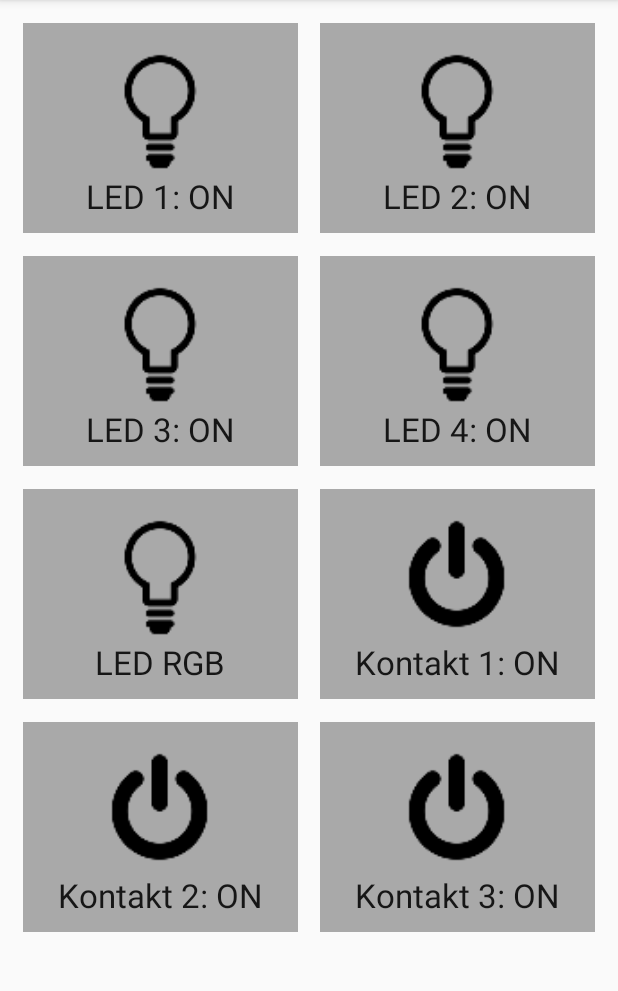
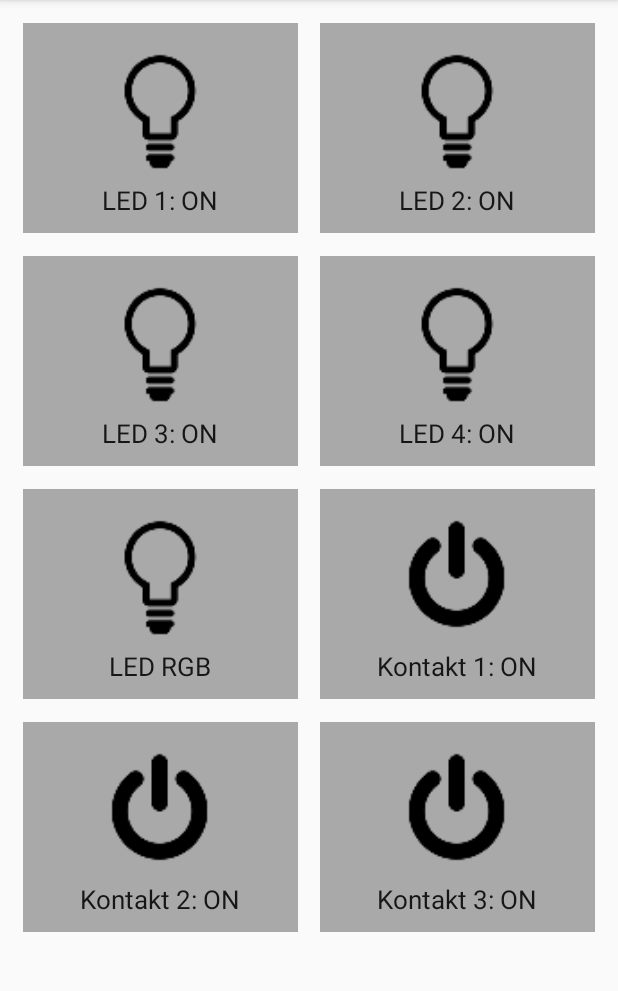
Before and after one commit to c1nek/SNOSandroid, an Android app: the fragment SwitchesFragment shown on its own in the app's theme, on a phone screen of 412 x 824 dp, the part 84-1075 px from its top. Run offline under Robolectric (Android 15) with nearby library versions, the phone set to English and light mode, and no system bars; libraries missing offline, so code that uses them is left out: com.pes.androidmaterialcolorpickerdialog; 1 statement that could not run was skipped.

Commit message:
sync przed grzebaniem z GCM

```diff
--- a/SNOSand/app/build.gradle
+++ b/SNOSand/app/build.gradle
@@ -1,4 +1,5 @@
 apply plugin: 'com.android.application'
+apply plugin: 'com.google.gms.google-services'
 
 android {
     compileSdkVersion 23
@@ -26,6 +27,7 @@ dependencies {
     compile 'com.android.support:support-v4:23.1.1'
     compile 'com.android.support:design:23.1.1'
     compile 'com.pes.materialcolorpicker:library:1.0.1'
+    compile 'com.google.android.gms:play-services:8.1.0'
 }
 android {
     useLibrary 'org.apache.http.legacy'
--- a/SNOSand/app/src/main/AndroidManifest.xml
+++ b/SNOSand/app/src/main/AndroidManifest.xml
@@ -4,6 +4,14 @@
 
     <uses-permission android:name="android.permission.INTERNET" />
     <uses-permission android:name="android.permission.ACCESS_NETWORK_STATE"/>
+    <uses-permission android:name="android.permission.INTERNET" />
+    <uses-permission android:name="android.permission.WAKE_LOCK" />
+    <uses-permission android:name="com.google.android.c2dm.permission.RECEIVE" />
+    <permission android:name="com.example.gcm.permission.C2D_MESSAGE"
+        android:protectionLevel="signature" />
+    <uses-permission android:name="com.example.gcm.permission.C2D_MESSAGE" />
+
+
 
     <application
         android:allowBackup="true"
--- a/SNOSand/app/src/main/res/layout-port/switches_layout.xml
+++ b/SNOSand/app/src/main/res/layout-port/switches_layout.xml
@@ -48,7 +48,8 @@
                     android:text="LED 1: ON"
                     android:id="@+id/led1_status"
                     android:layout_gravity="center_horizontal|bottom"
-                    android:layout_marginBottom="10dp" />
+                    android:layout_marginBottom="10dp"
+                    android:textSize="17dp" />
             </FrameLayout>
 
             <FrameLayout
@@ -75,7 +76,8 @@
                     android:text="LED 2: ON"
                     android:id="@+id/led2_status"
                     android:layout_gravity="center_horizontal|bottom"
-                    android:layout_marginBottom="10dp" />
+                    android:layout_marginBottom="10dp"
+                    android:textSize="17dp" />
             </FrameLayout>
         </TableRow>
 
@@ -108,7 +110,8 @@
                         android:text="LED 3: ON"
                         android:id="@+id/led3_status"
                         android:layout_gravity="center_horizontal|bottom"
-                        android:layout_marginBottom="10dp" />
+                        android:layout_marginBottom="10dp"
+                        android:textSize="17dp" />
                 </FrameLayout>
 
                 <FrameLayout
@@ -135,7 +138,8 @@
                         android:text="LED 4: ON"
                         android:id="@+id/led4_status"
                         android:layout_gravity="center_horizontal|bottom"
-                        android:layout_marginBottom="10dp" />
+                        android:layout_marginBottom="10dp"
+                        android:textSize="17dp" />
                 </FrameLayout>
             </TableRow>
 
@@ -168,7 +172,8 @@
                         android:text="LED RGB"
                         android:id="@+id/rgb_status"
                         android:layout_gravity="center_horizontal|bottom"
-                        android:layout_marginBottom="10dp" />
+                        android:layout_marginBottom="10dp"
+                        android:textSize="17dp" />
                 </FrameLayout>
 
                 <FrameLayout
@@ -195,7 +200,8 @@
                         android:text="Kontakt 1: ON"
                         android:id="@+id/switch1_status"
                         android:layout_gravity="center_horizontal|bottom"
-                        android:layout_marginBottom="10dp" />
+                        android:layout_marginBottom="10dp"
+                        android:textSize="17dp" />
                 </FrameLayout>
             </TableRow>
 
@@ -221,7 +227,8 @@
                         android:text="Kontakt 2: ON"
                         android:id="@+id/switch2_status"
                         android:layout_gravity="center_horizontal|bottom"
-                        android:layout_marginBottom="10dp" />
+                        android:layout_marginBottom="10dp"
+                        android:textSize="17dp" />
 
                     <ImageView
                         android:layout_width="86dp"
@@ -249,7 +256,8 @@
                         android:text="Kontakt 3: ON"
                         android:id="@+id/switch3_status"
                         android:layout_gravity="center_horizontal|bottom"
-                        android:layout_marginBottom="10dp" />
+                        android:layout_marginBottom="10dp"
+                        android:textSize="17dp" />
 
                     <ImageView
                         android:layout_width="86dp"
--- a/SNOSand/build.gradle
+++ b/SNOSand/build.gradle
@@ -6,8 +6,7 @@ buildscript {
     }
     dependencies {
         classpath 'com.android.tools.build:gradle:1.5.0'
-
-
+        classpath 'com.google.gms:google-services:1.5.0-beta2'
 
 
         // NOTE: Do not place your application dependencies here; they belong
```
Also changed, not shown: 1 other file.
